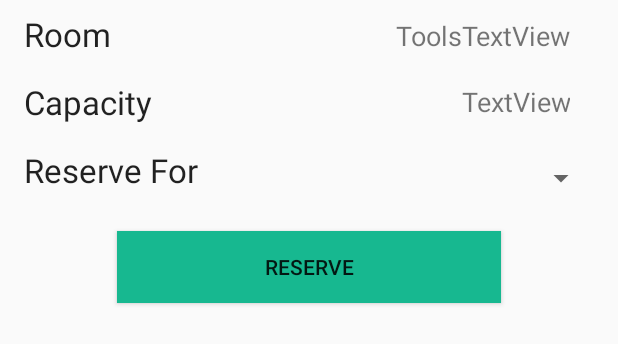
After one commit to polyrooms/PolyRooms, an Android app: the layout fragment_reserve_dialog_item.xml on its own in the app's theme, with its tools: preview values and no code run, on a phone screen of 412 x 824 dp. The commit adds this screen. Shown: the top 344 px of the screen. Run offline under Robolectric (Android 15) with nearby library versions, the phone set to English and light mode, and no system bars.

Commit message:
reserve activity and database API implemented

```diff
--- a/app/build.gradle
+++ b/app/build.gradle
@@ -40,7 +40,11 @@ dependencies {
     implementation 'androidx.lifecycle:lifecycle-extensions:2.0.0'
     // Mapbox
     implementation 'com.mapbox.mapboxsdk:mapbox-android-sdk:8.0.0'
-    implementation 'com.google.code.gson:gson:2.6.2'
+
+    implementation 'androidx.legacy:legacy-support-v4:1.0.0'
+    implementation 'com.google.android.material:material:1.0.0'
+    implementation 'androidx.recyclerview:recyclerview:1.0.0'
+
     testImplementation 'junit:junit:4.12'
     testImplementation "com.google.truth:truth:0.45"
     androidTestImplementation 'androidx.test:runner:1.2.0'
--- a/app/src/main/AndroidManifest.xml
+++ b/app/src/main/AndroidManifest.xml
@@ -12,6 +12,7 @@
         android:supportsRtl="true"
         android:theme="@style/AppTheme">
         <activity android:name=".ReportActivity"></activity>
+        <activity android:name=".ReserveActivity"></activity>
         <activity
             android:name=".MapsActivity"
             android:label="@string/title_activity_maps2"></activity>
--- a/app/src/main/java/polyrooms/polyrooms/BuildingsInfo.kt
+++ b/app/src/main/java/polyrooms/polyrooms/BuildingsInfo.kt
@@ -21,6 +21,7 @@ object BuildingsInfo {
                     8 to Pair(35.30313581986, -120.661577487),
                     10 to Pair(35.30191949, -120.6614847),
                     11 to Pair(35.302876, -120.66294743456997),
+                    13 to Pair(35.301597, -120.6652319),
                     14 to Pair(35.30016682668, -120.6622496),
                     20 to Pair(35.3002872728, -120.661805676),
                     21 to Pair(35.30028628549, -120.66291230814),
--- a/app/src/main/java/polyrooms/polyrooms/Data.kt
+++ b/app/src/main/java/polyrooms/polyrooms/Data.kt
@@ -11,7 +11,7 @@ enum class Day {
     SUN, MON, TUE, WED, THU, FRI, SAT
 }
 
-data class EmptyRoom(val roomNumber : String)
+data class EmptyRoom(val roomNumber : String) : Serializable
 
 data class Report(val report : String) : Serializable
 data class ReportResponse(val report : String = "")
@@ -21,7 +21,7 @@ fun Report.mapToReportResponse() : ReportResponse {
 }
 
 // contains time intervals in which a room is empty
-data class Room(val roomNumber : String, val emptyIntervals : List<TimeInterval>, val reservations : List<Reservation>)
+data class Room(val roomNumber : String, val emptyIntervals : List<TimeInterval>, val reservations : List<Reservation>) : Serializable
 data class RoomResponse(val roomNumber : String = "",
                         val emptyIntervals : List<TimeIntervalResponse> = List(0, {a -> TimeIntervalResponse(TimeResponse(0, 0), TimeResponse(0, 0))}),
                         val reservations : List<ReservationResponse> = List(0, {a -> ReservationResponse(TimeIntervalResponse(TimeResponse(0, 0), TimeResponse(0, 0))) }))
--- /dev/null
+++ b/app/src/main/res/layout/fragment_reserve_dialog_item.xml
@@ -0,0 +1,102 @@
+<?xml version="1.0" encoding="utf-8"?>
+<androidx.constraintlayout.widget.ConstraintLayout
+    xmlns:android="http://schemas.android.com/apk/res/android"
+    xmlns:app="http://schemas.android.com/apk/res-auto" xmlns:tools="http://schemas.android.com/tools"
+    android:layout_width="fill_parent"
+    android:layout_height="fill_parent">
+
+    <TextView xmlns:android="http://schemas.android.com/apk/res/android"
+        xmlns:tools="http://schemas.android.com/tools"
+        android:id="@+id/roomNumText"
+        android:layout_width="210dp"
+        android:layout_height="wrap_content"
+        android:paddingBottom="@dimen/list_item_spacing_half"
+        android:paddingLeft="@dimen/list_item_spacing"
+        android:paddingRight="@dimen/list_item_spacing"
+        android:paddingTop="@dimen/list_item_spacing_half"
+        android:textAppearance="@style/TextAppearance.AppCompat.Large"
+        android:background="?attr/selectableItemBackground"
+        tools:text="Room" android:text="Room:"
+        app:layout_constraintTop_toTopOf="parent" app:layout_constraintStart_toStartOf="parent"
+        />
+
+    <TextView xmlns:android="http://schemas.android.com/apk/res/android"
+        xmlns:tools="http://schemas.android.com/tools"
+        android:id="@+id/roomCapacityText"
+        android:layout_width="210dp"
+        android:layout_height="wrap_content"
+        android:paddingBottom="@dimen/list_item_spacing_half"
+        android:paddingLeft="@dimen/list_item_spacing"
+        android:paddingRight="@dimen/list_item_spacing"
+        android:paddingTop="@dimen/list_item_spacing_half"
+        android:textAppearance="@style/TextAppearance.AppCompat.Large"
+        android:background="?attr/selectableItemBackground"
+        tools:text="Capacity" android:text="Capacity: "
+        app:layout_constraintStart_toStartOf="parent" app:layout_constraintTop_toBottomOf="@+id/roomNumText"
+        />
+
+    <TextView xmlns:android="http://schemas.android.com/apk/res/android"
+        xmlns:tools="http://schemas.android.com/tools"
+        android:id="@+id/reserveForText"
+        android:layout_width="210dp"
+        android:layout_height="47dp"
+        android:paddingBottom="@dimen/list_item_spacing_half"
+        android:paddingLeft="@dimen/list_item_spacing"
+        android:paddingRight="@dimen/list_item_spacing"
+        android:paddingTop="@dimen/list_item_spacing_half"
+        android:textAppearance="@style/TextAppearance.AppCompat.Large"
+        android:background="?attr/selectableItemBackground"
+        tools:text="Reserve For" android:text="Reserve For: "
+        app:layout_constraintStart_toStartOf="parent" app:layout_constraintTop_toBottomOf="@+id/roomCapacityText"
+        />
+    <Button
+        android:text="Reserve"
+        android:layout_width="256dp"
+        android:layout_height="wrap_content"
+        app:layout_constraintStart_toStartOf="parent" android:layout_marginStart="64dp"
+        app:layout_constraintEnd_toEndOf="parent" android:layout_marginEnd="64dp"
+        app:layout_constraintTop_toBottomOf="@+id/reserveForText" android:layout_marginTop="16dp"
+        android:id="@+id/reserveButton"
+        android:background="@color/mountainMeadow"/>
+    <TextView
+        android:id="@+id/roomNum"
+        android:text="TextView"
+        android:layout_width="0dp"
+        android:layout_height="48dp"
+        android:gravity="right|center_vertical"
+        android:layout_marginEnd="32dp"
+        android:layout_marginRight="32dp"
+        app:layout_constraintEnd_toEndOf="parent"
+        app:layout_constraintStart_toEndOf="@+id/roomNumText"
+        android:layout_marginStart="8dp"
+        android:layout_marginLeft="8dp"
+        app:layout_constraintTop_toTopOf="parent"
+        tools:text="ToolsTextView" android:textSize="18sp"/>
+    <TextView
+        android:id="@+id/capacity"
+        android:text="TextView"
+        android:layout_width="0dp"
+        android:layout_height="40dp"
+        android:gravity="right|center_vertical" app:layout_constraintEnd_toEndOf="parent"
+        android:layout_marginEnd="32dp"
+        android:layout_marginRight="32dp"
+        app:layout_constraintStart_toEndOf="@+id/roomCapacityText"
+        android:layout_marginStart="8dp"
+        android:layout_marginLeft="8dp"
+        app:layout_constraintHorizontal_bias="0.0"
+        app:layout_constraintTop_toBottomOf="@+id/roomNum" android:textSize="18sp"/>
+    <Spinner
+        android:layout_width="149dp"
+        android:layout_height="29dp"
+        android:id="@+id/reserveFor"
+        app:layout_constraintStart_toEndOf="@+id/reserveForText"
+        android:layout_marginStart="64dp"
+        android:layout_marginLeft="64dp"
+        android:layout_marginTop="16dp"
+        app:layout_constraintTop_toBottomOf="@+id/capacity"
+        android:dropDownWidth="wrap_content" app:layout_constraintEnd_toEndOf="@+id/capacity"
+        android:layout_marginEnd="8dp"
+        android:layout_marginRight="8dp"/>
+
+
+</androidx.constraintlayout.widget.ConstraintLayout>
--- /dev/null
+++ b/app/src/main/res/values/dimens.xml
@@ -0,0 +1,5 @@
+<?xml version="1.0"?>
+<resources>
+    <dimen name="list_item_spacing">16dp</dimen>
+    <dimen name="list_item_spacing_half">8dp</dimen>
+</resources>
```
Also changed, not shown: app/src/main/java/polyrooms/polyrooms/ListOfRoomsAdapter.kt (added, +39 -0 lines), app/src/main/java/polyrooms/polyrooms/MapsActivity.kt (+15 -21 lines), app/src/main/java/polyrooms/polyrooms/ReserveActivity.kt (added, +44 -0 lines), app/src/main/java/polyrooms/polyrooms/ReserveDialogFragment.kt (added, +174 -0 lines), app/src/main/res/layout/fragment_reserve_dialog.xml (added, +11 -0 lines), app/src/main/res/layout/reserve.xml (added, +14 -0 lines), app/src/main/res/layout/reserve_row.xml (added, +27 -0 lines).
